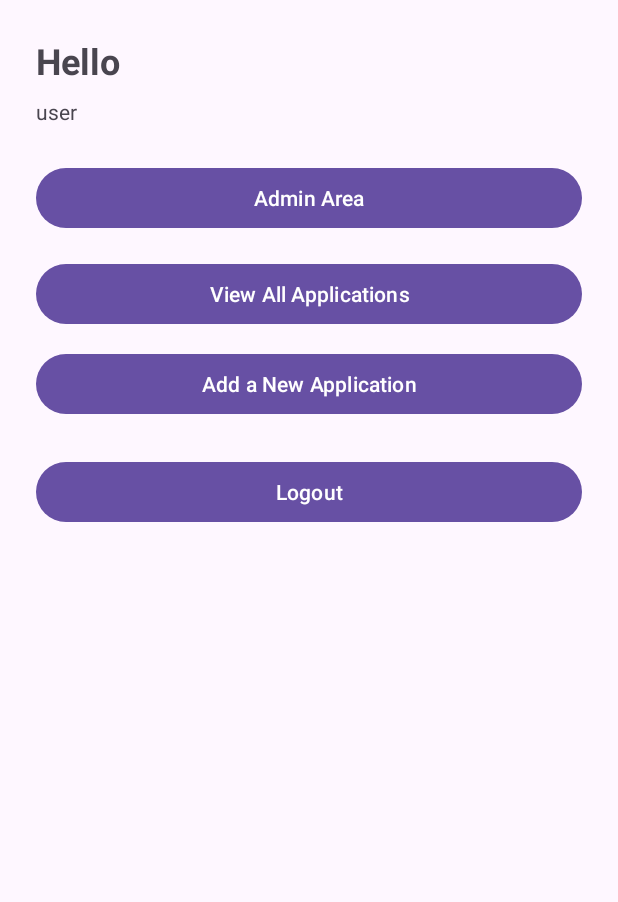
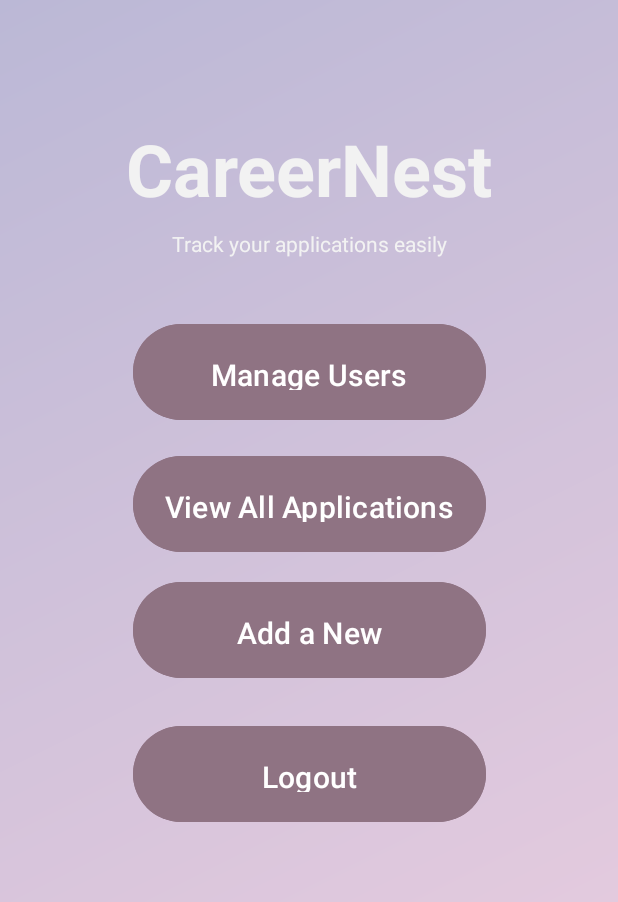
Before and after one commit to leslyVillanueva1020/Project2, an Android app: the layout activity_landing.xml on its own in the app's theme, with its tools: preview values and no code run, on a phone screen of 412 x 824 dp. Shown: the top 902 px of the screen. Run offline under Robolectric (Android 15) with nearby library versions, the phone set to English and light mode, and no system bars.

```diff
--- a/app/src/main/res/layout/activity_landing.xml
+++ b/app/src/main/res/layout/activity_landing.xml
@@ -3,72 +3,94 @@
     xmlns:android="http://schemas.android.com/apk/res/android"
     xmlns:app="http://schemas.android.com/apk/res-auto"
     xmlns:tools="http://schemas.android.com/tools"
+    android:id="@+id/landingRoot"
     android:layout_width="match_parent"
     android:layout_height="match_parent"
-    android:padding="24dp"
+    android:background="@drawable/background_gradient"
     tools:context=".LandingActivity">
 
+    <!-- Title (same look/spacing as login title) -->
     <TextView
         android:id="@+id/tvGreeting"
-        android:layout_width="0dp"
+        android:layout_width="wrap_content"
         android:layout_height="wrap_content"
-        android:text="Hello"
-        android:textSize="24sp"
+        android:text="CareerNest"
+        android:textSize="48sp"
         android:textStyle="bold"
+        android:textColor="#F2F2F2"
         app:layout_constraintTop_toTopOf="parent"
         app:layout_constraintStart_toStartOf="parent"
-        app:layout_constraintEnd_toEndOf="parent" />
+        app:layout_constraintEnd_toEndOf="parent"
+        android:layout_marginTop="80dp" />
 
+    <!-- Subtitle (same tone as login subtitle) -->
     <TextView
         android:id="@+id/tvRole"
-        android:layout_width="0dp"
+        android:layout_width="wrap_content"
         android:layout_height="wrap_content"
-        android:text="user"
-        android:layout_marginTop="8dp"
+        android:text="Track your applications easily"
+        android:textColor="#F2F2F2"
         app:layout_constraintTop_toBottomOf="@id/tvGreeting"
         app:layout_constraintStart_toStartOf="parent"
-        app:layout_constraintEnd_toEndOf="parent" />
+        app:layout_constraintEnd_toEndOf="parent"
+        android:layout_marginTop="8dp" />
 
-    <!-- Admin button is  hidden when the app is run but you can see it when in the editor -->
-
+    <!-- Admin button stays hidden at runtime -->
     <Button
         android:id="@+id/btnAdminArea"
-        android:layout_width="0dp"
-        android:layout_height="wrap_content"
-        android:text="Admin Area"
+        android:layout_width="235dp"
+        android:layout_height="72dp"
+        android:text="Manage Users"
         android:visibility="invisible"
         tools:visibility="visible"
-        android:layout_marginTop="24dp"
+        android:layout_marginTop="40dp"
+        android:backgroundTint="#8f7383"
+        android:textSize="20sp"
+        android:textColor="#FFFFFFFF"
+        android:padding="20dp"
         app:layout_constraintTop_toBottomOf="@id/tvRole"
         app:layout_constraintStart_toStartOf="parent"
         app:layout_constraintEnd_toEndOf="parent" />
 
+    <!-- Primary actions (same size/tint as login button) -->
     <Button
         android:id="@+id/btnViewAllApps"
-        android:layout_width="0dp"
-        android:layout_height="wrap_content"
+        android:layout_width="235dp"
+        android:layout_height="72dp"
         android:text="View All Applications"
         android:layout_marginTop="16dp"
+        android:backgroundTint="#8f7383"
+        android:textSize="20sp"
+        android:textColor="#FFFFFFFF"
+        android:padding="20dp"
         app:layout_constraintTop_toBottomOf="@id/btnAdminArea"
         app:layout_constraintStart_toStartOf="parent"
         app:layout_constraintEnd_toEndOf="parent" />
 
     <Button
         android:id="@+id/btnAddNewApp"
-        android:layout_width="0dp"
-        android:layout_height="wrap_content"
+        android:layout_width="235dp"
+        android:layout_height="72dp"
         android:text="Add a New Application"
         android:layout_marginTop="12dp"
+        android:backgroundTint="#8f7383"
+        android:textSize="20sp"
+        android:textColor="#FFFFFFFF"
+        android:padding="20dp"
         app:layout_constraintTop_toBottomOf="@id/btnViewAllApps"
         app:layout_constraintStart_toStartOf="parent"
         app:layout_constraintEnd_toEndOf="parent" />
 
     <Button
         android:id="@+id/btnLogout"
-        android:layout_width="0dp"
-        android:layout_height="wrap_content"
+        android:layout_width="235dp"
+        android:layout_height="72dp"
         android:text="Logout"
         android:layout_marginTop="24dp"
+        android:backgroundTint="#8f7383"
+        android:textSize="20sp"
+        android:textColor="#FFFFFFFF"
+        android:padding="20dp"
         app:layout_constraintTop_toBottomOf="@id/btnAddNewApp"
         app:layout_constraintStart_toStartOf="parent"
         app:layout_constraintEnd_toEndOf="parent" />
```
Also changed, not shown: app/src/main/res/layout/activity_admin.xml (added, +52 -0 lines).
